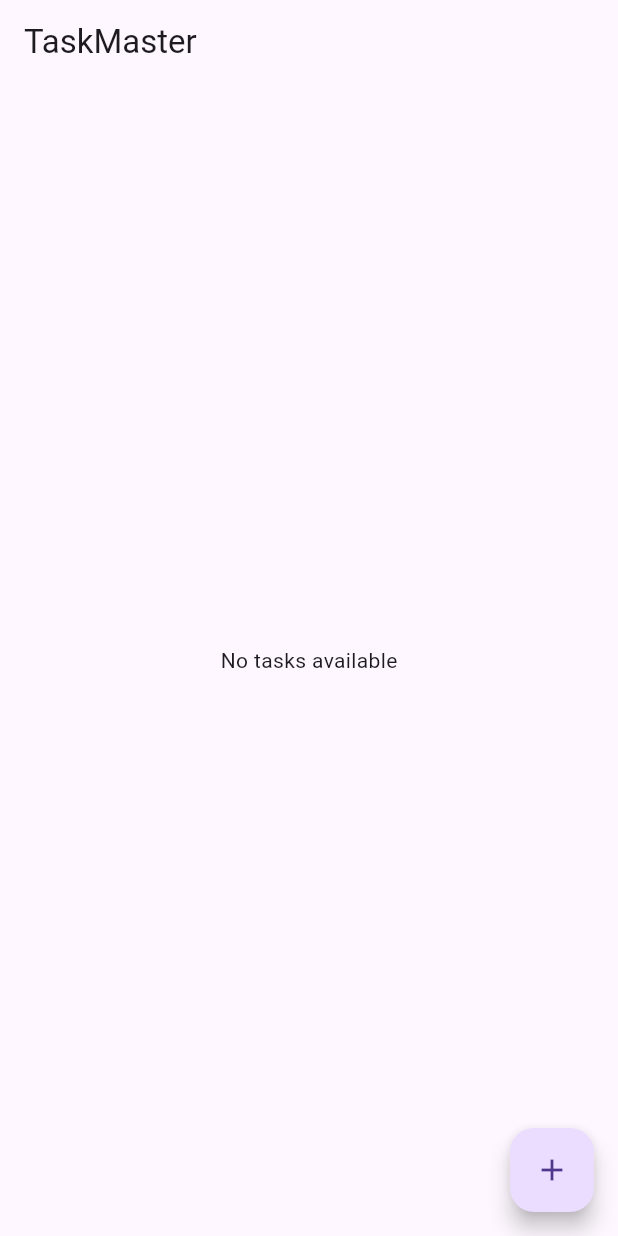
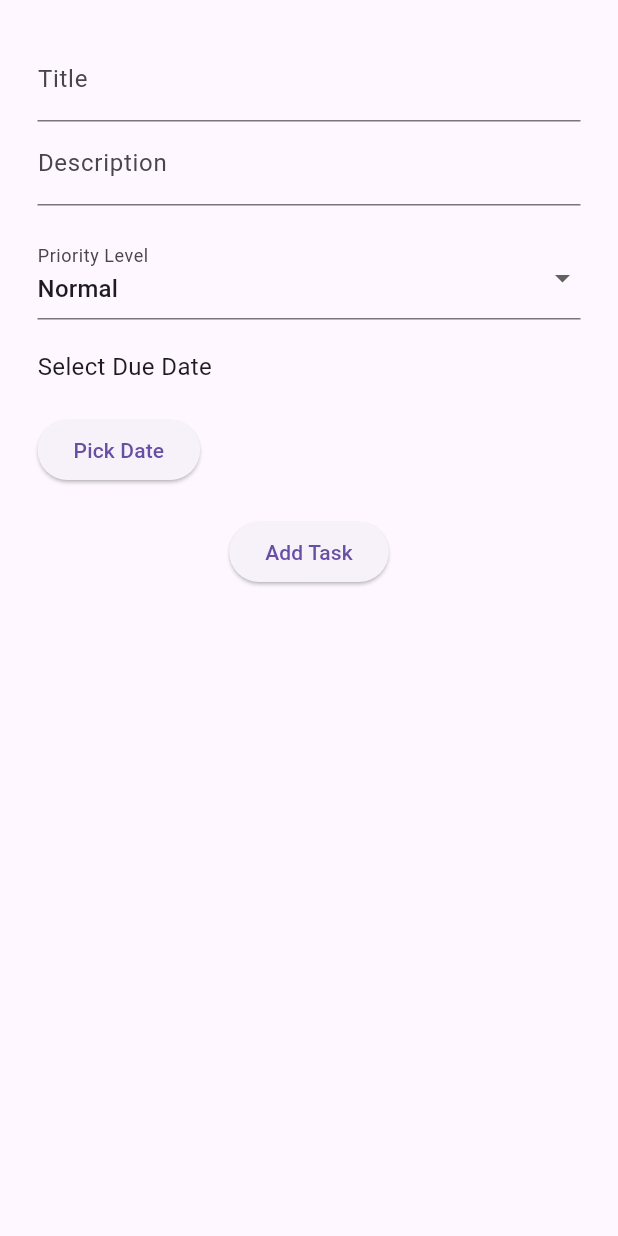
Before and after one commit to aashiqroshan/TaskMaster, a Flutter app: the screen it shows after launch, after a tap on the "add" icon, on a phone screen of 412 x 824 dp. Run offline on Flutter 3.47's test engine with Material 3 defaults, Android fonts, the phone set to English and light mode, and no system bars; our stand-ins replace bloc, equatable, flutter_bloc, hive, hive_flutter; accounts and stored records are empty.

Commit message:
add page added

```diff
--- /dev/null
+++ b/lib/Pages/add_task.dart
@@ -0,0 +1,127 @@
+import 'package:flutter/material.dart';
+import 'package:flutter_bloc/flutter_bloc.dart';
+import 'package:intl/intl.dart';
+import 'package:taskmaster/bloc/to_do_bloc.dart';
+import 'package:taskmaster/model.dart';
+
+class AddTask extends StatefulWidget {
+  AddTask({super.key});
+
+  @override
+  State<AddTask> createState() => _AddTaskState();
+}
+
+class _AddTaskState extends State<AddTask> {
+  final titleController = TextEditingController();
+
+  final descriptionController = TextEditingController();
+
+  Priority selectedPriority = Priority.normal;
+
+  DateTime? selectedDueDate;
+
+  Future<void> selectDueDate(BuildContext context) async {
+    final DateTime? pickedDate = await showDatePicker(
+        context: context, firstDate: DateTime.now(), lastDate: DateTime(2060));
+    if (pickedDate != null && pickedDate != selectedDueDate) {
+      setState(() {
+        selectedDueDate = pickedDate;
+      });
+    }
+  }
+
+  final List<DropdownMenuItem<Priority>> dropdownitems = Priority.values
+      .map(
+        (priority) => DropdownMenuItem(
+            value: priority, child: Text(priorityToString(priority))),
+      )
+      .toList();
+
+  @override
+  Widget build(BuildContext context) {
+    return Scaffold(
+      body: SafeArea(
+        child: Padding(
+          padding: const EdgeInsets.all(25.0),
+          child: Column(
+            children: [
+              TextField(
+                controller: titleController,
+                decoration: const InputDecoration(label: Text('Title')),
+              ),
+              TextField(
+                controller: descriptionController,
+                decoration: const InputDecoration(label: Text('Description')),
+              ),
+              const SizedBox(
+                height: 20,
+              ),
+              DropdownButtonFormField<Priority>(
+                decoration: const InputDecoration(labelText: 'Priority Level'),
+                value: selectedPriority,
+                items: dropdownitems,
+                onChanged: (value) => setState(() {
+                  selectedPriority = value!;
+                }),
+              ),
+              const SizedBox(
+                height: 20,
+              ),
+              Row(
+                crossAxisAlignment: CrossAxisAlignment.start,
+                children: [
+                  Column(
+                    crossAxisAlignment: CrossAxisAlignment.start,
+                    children: [
+                      Text(
+                        selectedDueDate == null
+                            ? 'Select Due Date'
+                            // :
+                            : 'Due Date: ${DateFormat('dd/MM/yyyy').format(selectedDueDate!)}',
+                        style: const TextStyle(fontSize: 16),
+                      ),
+                      const SizedBox(
+                        height: 20,
+                      ),
+                      ElevatedButton(
+                          onPressed: () => selectDueDate(context),
+                          child: const Text('Pick Date'))
+                    ],
+                  ),
+                ],
+              ),
+              const SizedBox(
+                height: 20,
+              ),
+              ElevatedButton(
+                  onPressed: () {
+                    final todo = ToDo(
+                        title: titleController.text,
+                        completed: false,
+                        priority: Priority.normal,
+                        description: descriptionController.text,
+                        dueDate: selectedDueDate!);
+                    context.read<ToDoBloc>().add(CreateTask(todo));
+                    Navigator.pop(context);
+                  },
+                  child: const Text('Add Task'))
+            ],
+          ),
+        ),
+      ),
+    );
+  }
+}
+
+String priorityToString(Priority priority) {
+  switch (priority) {
+    case Priority.normal:
+      return 'Normal';
+    case Priority.important:
+      return 'Important';
+    case Priority.veryImportant:
+      return 'Very Important';
+    default:
+      return 'Normal';
+  }
+}
--- a/lib/Pages/homescreen.dart
+++ b/lib/Pages/homescreen.dart
@@ -1,5 +1,6 @@
 import 'package:flutter/material.dart';
 import 'package:flutter_bloc/flutter_bloc.dart';
+import 'package:taskmaster/Pages/add_task.dart';
 import 'package:taskmaster/bloc/to_do_bloc.dart';
 import 'package:taskmaster/components/ToDo_widget.dart';
 
@@ -33,7 +34,16 @@ class Homescreen extends StatelessWidget {
           }
         },
       ),
-      floatingActionButton: FloatingActionButton(onPressed: () {},child: const Icon(Icons.add),),
+      floatingActionButton: FloatingActionButton(
+        onPressed: () {
+          Navigator.push(
+              context,
+              MaterialPageRoute(
+                builder: (context) => AddTask(),
+              ));
+        },
+        child: const Icon(Icons.add),
+      ),
     );
   }
 }
--- a/lib/main.dart
+++ b/lib/main.dart
@@ -18,12 +18,14 @@ class MyApp extends StatelessWidget {
 
   @override
   Widget build(BuildContext context) {
-    return BlocProvider(create: (context) => ToDoBloc(),
-    child: MaterialApp(
-      title: 'TaskMaster',
-      debugShowCheckedModeBanner: false,
-      theme: ThemeData(primarySwatch: Colors.blue),
-      home: const Homescreen(),
-    ),);
+    return BlocProvider(
+      create: (context) => ToDoBloc(),
+      child: MaterialApp(
+        title: 'TaskMaster',
+        debugShowCheckedModeBanner: false,
+        theme: ThemeData(primarySwatch: Colors.deepPurple),
+        home: const Homescreen(),
+      ),
+    );
   }
 }
--- a/pubspec.yaml
+++ b/pubspec.yaml
@@ -34,9 +34,11 @@ dependencies:
   flutter:
     sdk: flutter
   flutter_bloc: ^8.1.6
+  flutter_local_notifications: ^17.2.3
   hive: ^2.2.3
   hive_flutter: ^1.1.0
   hive_generator: ^2.0.1
+  intl: ^0.19.0
 
 dev_dependencies:
   flutter_lints: ^4.0.0
```
Also changed, not shown: lib/components/ToDo_widget.dart (+33 -14 lines), pubspec.lock, 1 other file.
